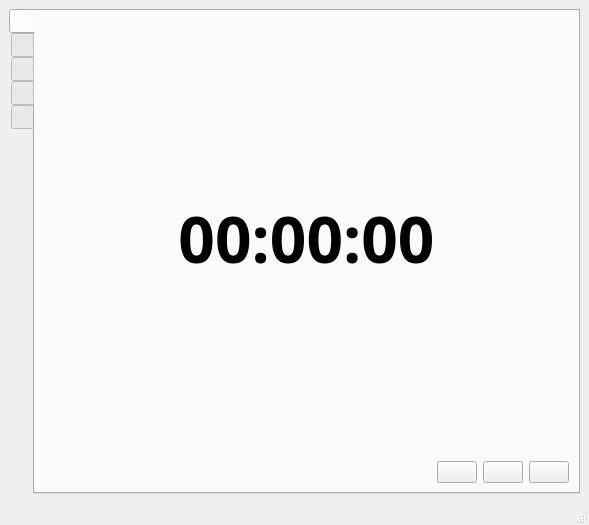
Above: Interfaces/mainWindowIcons.ui from SNeicer/SN_Straitjacket before the change. Below: the same form after it.
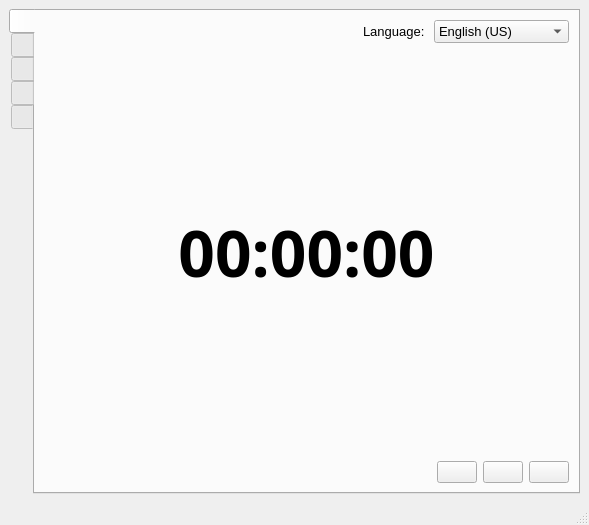
That is the form after the change. Icons and pictures are not drawn.

```diff
--- a/Interfaces/mainWindowIcons.ui
+++ b/Interfaces/mainWindowIcons.ui
@@ -77,6 +77,71 @@
         <string/>
        </attribute>
        <layout class="QVBoxLayout" name="verticalLayout_3">
+        <item>
+         <layout class="QHBoxLayout" name="horizontalLayout_10" stretch="0,0,0">
+          <property name="sizeConstraint">
+           <enum>QLayout::SetDefaultConstraint</enum>
+          </property>
+          <property name="topMargin">
+           <number>0</number>
+          </property>
+          <item>
+           <spacer name="horizontalSpacer_5">
+            <property name="orientation">
+             <enum>Qt::Horizontal</enum>
+            </property>
+            <property name="sizeHint" stdset="0">
+             <size>
+              <width>40</width>
+              <height>20</height>
+             </size>
+            </property>
+           </spacer>
+          </item>
+          <item>
+           <widget class="QLabel" name="labl_language">
+            <property name="font">
+             <font>
+              <pointsize>10</pointsize>
+              <weight>50</weight>
+              <bold>false</bold>
+             </font>
+            </property>
+            <property name="text">
+             <string>Language: </string>
+            </property>
+           </widget>
+          </item>
+          <item>
+           <widget class="QComboBox" name="combox_language">
+            <property name="minimumSize">
+             <size>
+              <width>135</width>
+              <height>0</height>
+             </size>
+            </property>
+            <property name="font">
+             <font>
+              <pointsize>10</pointsize>
+             </font>
+            </property>
+            <property name="sizeAdjustPolicy">
+             <enum>QComboBox::AdjustToContents</enum>
+            </property>
+            <item>
+             <property name="text">
+              <string>English (US)</string>
+             </property>
+            </item>
+            <item>
+             <property name="text">
+              <string>Russian</string>
+             </property>
+            </item>
+           </widget>
+          </item>
+         </layout>
+        </item>
         <item>
          <widget class="QLabel" name="lable_time">
           <property name="sizePolicy">
```
Left out of the diff: 2 changed lines with no effect on the pictures.
